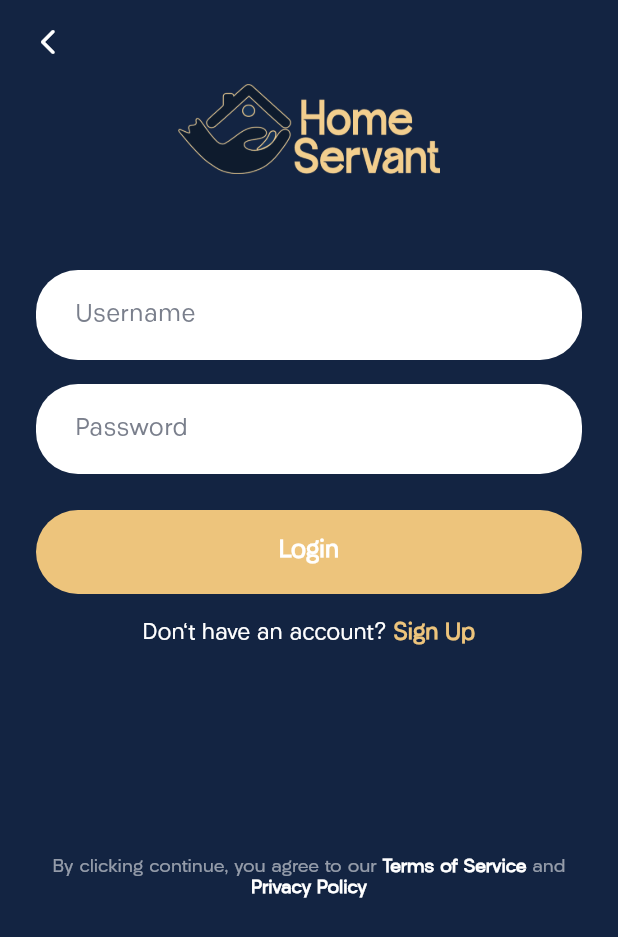
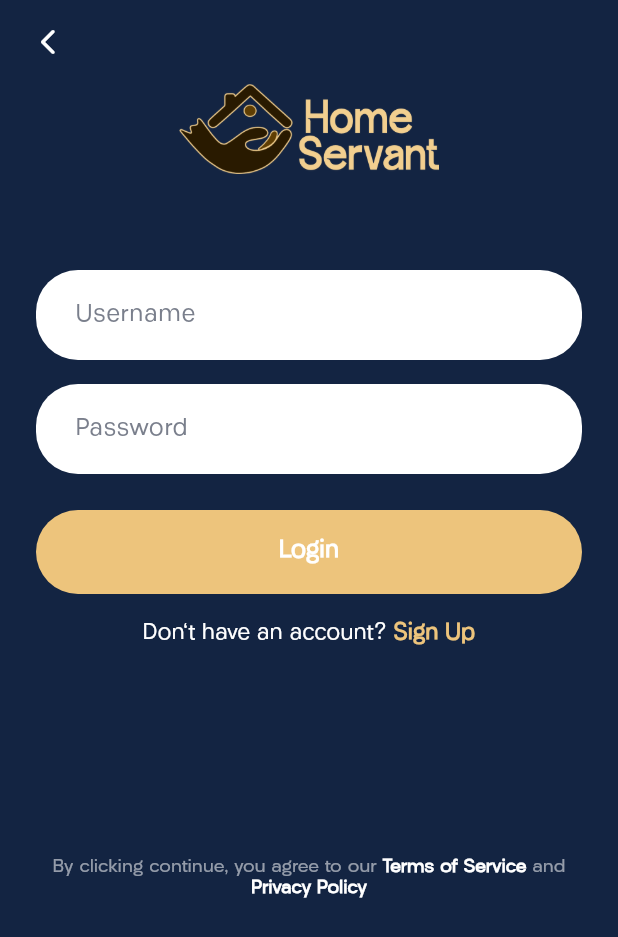
Before and after one commit to LouiseHomeServant/HomeServant, a Flutter app: the LoginScreen screen opened by its route, after a tap on "Login as a Tenant", on a phone screen of 412 x 824 dp. Shown: the top 937 px of the screen. Run offline on Flutter 3.47's test engine with Material 3 defaults, Android fonts, the phone set to English and light mode, and no system bars; our stand-ins replace file_picker, flutter_svg, go_router, image_picker, video_player; project files that could hold a hidden picture were left out.

Commit message:
theme app icon switch fixed, minor bugs fixed

```diff
--- a/lib/core/theme/app_colors.dart
+++ b/lib/core/theme/app_colors.dart
@@ -13,10 +13,19 @@ class AppColors {
   static const Color inputFieldGrey = Color(0xFF8C93A6);
   static const Color hintGrey = Color(0xFF7A7F8C);
 
-  /// Landlord auth screens' background (login/signup).
+  /// Warm brown used as the emphasis/link colour on landlord auth screens
+  /// (formerly that role's screen background, before it moved to
+  /// [landlordSand]).
   static const Color landlordBrown = Color(0xFF774C00);
 
   /// The three brand colours the "Theme" picker is allowed to recombine —
   /// navy, sand, and white. No other colours are introduced by any theme.
   static const Color sand = Color(0xFFF2CF8F);
+
+  /// Landlord auth screens' background (login/signup).
+  static const Color landlordSand = Color(0xFFF2CE8E);
+
+  /// Primary text colour on landlord auth screens' light sand background —
+  /// white doesn't contrast there, so this near-black brown stands in.
+  static const Color landlordText = Color(0xFF291A00);
 }
--- a/lib/features/auth/login_screen.dart
+++ b/lib/features/auth/login_screen.dart
@@ -1,8 +1,8 @@
 import 'package:flutter/material.dart';
+import 'package:flutter_svg/flutter_svg.dart';
 import '../../core/theme/app_colors.dart';
 import '../../core/theme/app_text_styles.dart';
 import '../../models/user_role.dart';
-import '../../widgets/home_servant_logo.dart';
 import '../../widgets/pill_button.dart';
 
 /// First step of the login flow: asks which side of the marketplace the
@@ -53,10 +53,7 @@ class LoginScreen extends StatelessWidget {
                   child: Column(
                     children: [
                       const Spacer(flex: 2),
-                      const HomeServantLogo(
-                        role: UserRole.tenant,
-                        iconSize: 64,
-                      ),
+                      SvgPicture.asset('assets/icons/logo4.svg', width: 110),
                       const Spacer(flex: 2),
                       Text(
                         'Welcome Back',
--- a/lib/features/dashboard/landlord_dashboard_screen.dart
+++ b/lib/features/dashboard/landlord_dashboard_screen.dart
@@ -10,10 +10,6 @@ import 'models/property.dart';
 import 'profile_screen.dart';
 import 'widgets/bottom_nav.dart';
 
-/// No landlord-facing dashboard frame was included in the Figma export, so
-/// this reuses the same visual language (rounded cards, pill buttons,
-/// floating nav) inverted to the landlord gold theme, listing the
-/// landlord's own properties instead of a search feed.
 class LandlordDashboardScreen extends StatefulWidget {
   const LandlordDashboardScreen({super.key});
 
@@ -44,7 +40,7 @@ class _LandlordDashboardScreenState extends State<LandlordDashboardScreen> {
                     child: Row(
                       mainAxisAlignment: MainAxisAlignment.spaceBetween,
                       children: [
-                        const HomeServantLogo(role: UserRole.landlord, iconSize: 40),
+                        HomeServantLogo(role: UserRole.landlord, iconSize: 40, color: theme.foreground),
                         Stack(
                           clipBehavior: Clip.none,
                           children: [
--- a/lib/models/user_role.dart
+++ b/lib/models/user_role.dart
@@ -10,23 +10,26 @@ enum UserRole {
 
   bool get isLandlord => this == UserRole.landlord;
 
-  /// Background colour of every themed screen for this role.
-  Color get background => isLandlord ? AppColors.landlordBrown : AppColors.navy;
+  /// Background colour of every themed screen for this role. Landlord
+  /// screens use the light sand brand colour; tenant screens stay navy.
+  Color get background => isLandlord ? AppColors.landlordSand : AppColors.navy;
 
   /// Colour used for primary button fills. Stays dark for both roles since
   /// every button here pairs it with hardcoded white button text.
   Color get accent => isLandlord ? AppColors.navy : AppColors.gold;
 
-  /// Colour used for primary text / headings drawn on [background]. Both
-  /// roles have a dark background, so both use the same white foreground.
-  Color get foreground => AppColors.white;
+  /// Colour used for primary text / headings drawn on [background]. Tenant's
+  /// background is dark navy, so it stays white; landlord's background is
+  /// light sand, so it uses a near-black brown to stay legible.
+  Color get foreground => isLandlord ? AppColors.landlordText : AppColors.white;
 
   /// Colour for emphasised text/links drawn directly on [background] (e.g.
   /// "Sign Up", "Resend OTP") — distinct from [foreground] so it still reads
   /// as a highlight, and distinct from [accent] because that one has to stay
-  /// dark for button-fill contrast even though both roles' backgrounds are
-  /// dark too.
-  Color get emphasis => AppColors.gold;
+  /// dark for button-fill contrast. Landlord's light sand background needs a
+  /// dark highlight, so it reuses the brand's landlord brown; tenant's dark
+  /// navy background keeps the gold highlight.
+  Color get emphasis => isLandlord ? AppColors.landlordBrown : AppColors.gold;
 
   String get label => isLandlord ? 'Landlord' : 'Tenant';
 }
--- a/lib/widgets/home_servant_logo.dart
+++ b/lib/widgets/home_servant_logo.dart
@@ -1,20 +1,34 @@
 import 'package:flutter/material.dart';
+import 'package:flutter_svg/flutter_svg.dart';
 import '../models/user_role.dart';
 
 /// The "Home Servant" house-and-hand mark plus wordmark, reused across every
-/// themed screen. Tenant screens use the flattened `logo6.png` lockup (navy
-/// icon with gold outline + gold wordmark); landlord screens use the
-/// flattened `logo7.png` lockup (dark brown icon + gold wordmark), which
-/// stays legible on the landlord dark-brown background.
+/// themed screen. Tenant screens use the flattened `tenant.png` lockup;
+/// landlord screens use the flattened `landlord.png` lockup.
+///
+/// Those flattened PNGs bake in fixed colours, so they only stay legible
+/// against the one background each was drawn for. Anywhere the background
+/// is chosen at runtime (e.g. the dashboard's switchable [DashboardTheme]),
+/// pass [color] instead: it swaps in the icon-only `logo.svg` recoloured to
+/// a single flat tint via [ColorFilter], which always contrasts because the
+/// caller derives it from that same background.
 class HomeServantLogo extends StatelessWidget {
-  const HomeServantLogo({super.key, required this.role, this.iconSize = 56});
+  const HomeServantLogo({super.key, required this.role, this.iconSize = 56, this.color});
 
   final UserRole role;
   final double iconSize;
+  final Color? color;
 
   @override
   Widget build(BuildContext context) {
-    final asset = role.isLandlord ? 'assets/icons/logo7.png' : 'assets/icons/logo6.png';
+    if (color != null) {
+      return SvgPicture.asset(
+        'assets/icons/logo.svg',
+        height: iconSize,
+        colorFilter: ColorFilter.mode(color!, BlendMode.srcIn),
+      );
+    }
+    final asset = role.isLandlord ? 'assets/icons/landlord.png' : 'assets/icons/tenant.png';
     return Image.asset(asset, height: iconSize, fit: BoxFit.contain);
   }
 }
```
Also changed, not shown: lib/features/auth/signup_screen.dart (+2 -5 lines), lib/features/onboarding/get_started_screen.dart (+2 -6 lines), assets/icons/app_icon4.png, assets/icons/landlord.png (added), assets/icons/tenant.png (added), 53 other files.
